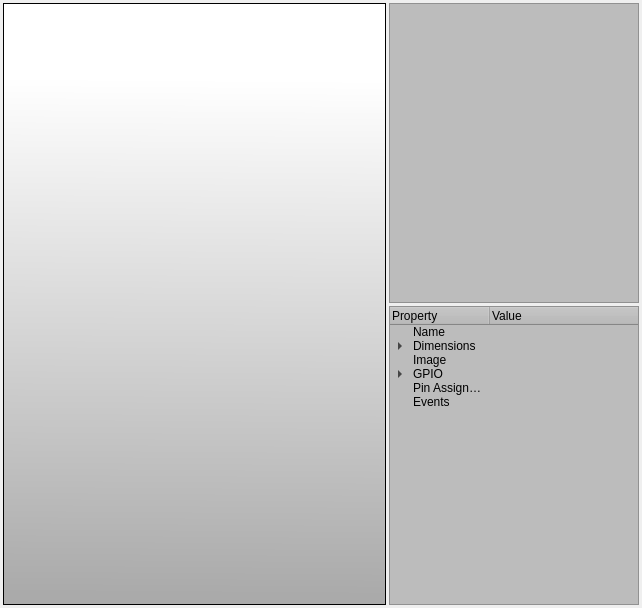
Above: src/hardwarelayoutwidget.ui from clixx-io/kayeiot before the change. Below: the same form after it.
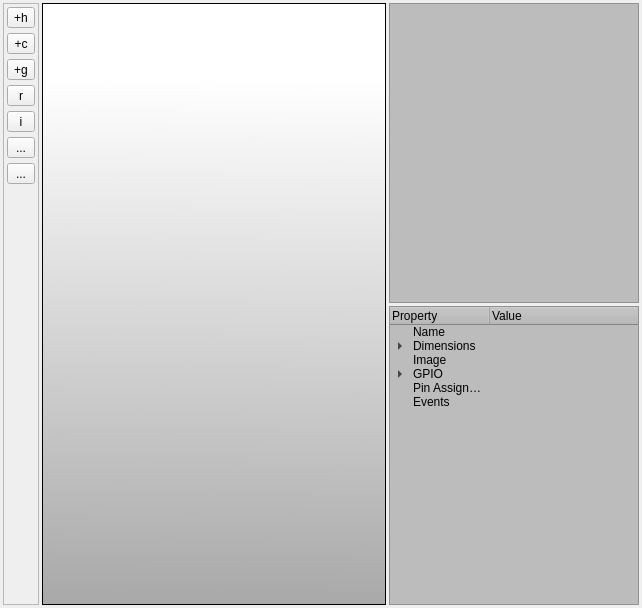
That is the form after the change.

Commit message: Add new Toolbar and fix layout

```diff
--- a/src/hardwarelayoutwidget.ui
+++ b/src/hardwarelayoutwidget.ui
@@ -35,6 +35,131 @@
    <property name="bottomMargin">
     <number>3</number>
    </property>
+   <item>
+    <widget class="QFrame" name="frame">
+     <property name="minimumSize">
+      <size>
+       <width>36</width>
+       <height>0</height>
+      </size>
+     </property>
+     <property name="frameShape">
+      <enum>QFrame::StyledPanel</enum>
+     </property>
+     <property name="frameShadow">
+      <enum>QFrame::Raised</enum>
+     </property>
+     <widget class="QToolButton" name="toolButton_2">
+      <property name="geometry">
+       <rect>
+        <x>4</x>
+        <y>160</y>
+        <width>28</width>
+        <height>21</height>
+       </rect>
+      </property>
+      <property name="text">
+       <string>...</string>
+      </property>
+     </widget>
+     <widget class="QToolButton" name="toolButton_3">
+      <property name="geometry">
+       <rect>
+        <x>4</x>
+        <y>134</y>
+        <width>28</width>
+        <height>21</height>
+       </rect>
+      </property>
+      <property name="text">
+       <string>...</string>
+      </property>
+     </widget>
+     <widget class="QToolButton" name="toolButton_ImportSketch">
+      <property name="geometry">
+       <rect>
+        <x>4</x>
+        <y>108</y>
+        <width>28</width>
+        <height>21</height>
+       </rect>
+      </property>
+      <property name="toolTip">
+       <string>Import Sketch</string>
+      </property>
+      <property name="text">
+       <string>i</string>
+      </property>
+     </widget>
+     <widget class="QToolButton" name="toolButton_Report">
+      <property name="geometry">
+       <rect>
+        <x>4</x>
+        <y>82</y>
+        <width>28</width>
+        <height>21</height>
+       </rect>
+      </property>
+      <property name="toolTip">
+       <string>Report Mode</string>
+      </property>
+      <property name="text">
+       <string>r</string>
+      </property>
+     </widget>
+     <widget class="QToolButton" name="toolButton_AddGraphic">
+      <property name="geometry">
+       <rect>
+        <x>4</x>
+        <y>56</y>
+        <width>28</width>
+        <height>21</height>
+       </rect>
+      </property>
+      <property name="toolTip">
+       <string>Add Graphic</string>
+      </property>
+      <property name="text">
+       <string>+g</string>
+      </property>
+     </widget>
+     <widget class="QToolButton" name="toolButton_AddHardware">
+      <property name="geometry">
+       <rect>
+        <x>4</x>
+        <y>4</y>
+        <width>28</width>
+        <height>21</height>
+       </rect>
+      </property>
+      <property name="toolTip">
+       <string>Add Component</string>
+      </property>
+      <property name="statusTip">
+       <string/>
+      </property>
+      <property name="text">
+       <string>+h</string>
+      </property>
+     </widget>
+     <widget class="QToolButton" name="toolButton_AddCable">
+      <property name="geometry">
+       <rect>
+        <x>4</x>
+        <y>30</y>
+        <width>28</width>
+        <height>21</height>
+       </rect>
+      </property>
+      <property name="toolTip">
+       <string>Add Cable</string>
+      </property>
+      <property name="text">
+       <string>+c</string>
+      </property>
+     </widget>
+    </widget>
+   </item>
    <item>
     <widget class="QGraphicsView" name="graphicsView">
      <property name="baseSize">
```
The commit also changes 3 other files.
